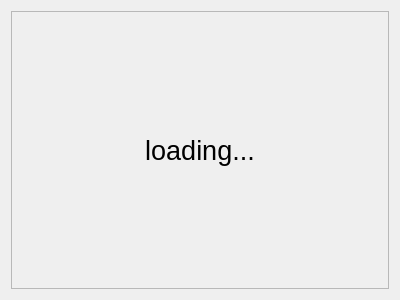
This is cimageviewer.ui in birkeh/pictureLibrary as Qt 5 draws it before an edit. The edited form follows.
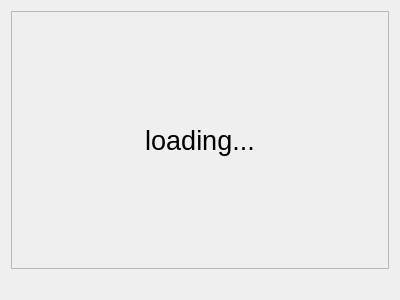
This is the edited form. Custom widgets are drawn as their Qt base class.

```diff
--- a/cimageviewer.ui
+++ b/cimageviewer.ui
@@ -15,6 +15,8 @@
   </property>
   <layout class="QGridLayout" name="gridLayout">
    <item row="0" column="0">
+    <layout class="QVBoxLayout" name="verticalLayout">
+     <item>
     <widget class="QScrollArea" name="scrollArea">
      <property name="widgetResizable">
       <bool>true</bool>
@@ -24,8 +26,8 @@
        <rect>
         <x>0</x>
         <y>0</y>
-        <width>380</width>
-        <height>280</height>
+          <width>378</width>
+          <height>259</height>
        </rect>
       </property>
       <layout class="QGridLayout" name="gridLayout_2">
@@ -47,6 +49,18 @@
       </layout>
      </widget>
     </widget>
+     </item>
+     <item>
+      <widget class="QLabel" name="m_lpFileName">
+       <property name="text">
+        <string/>
+       </property>
+       <property name="alignment">
+        <set>Qt::AlignCenter</set>
+       </property>
+      </widget>
+     </item>
+    </layout>
    </item>
   </layout>
  </widget>
```
Lines whose indentation alone changed are shown as unchanged.
